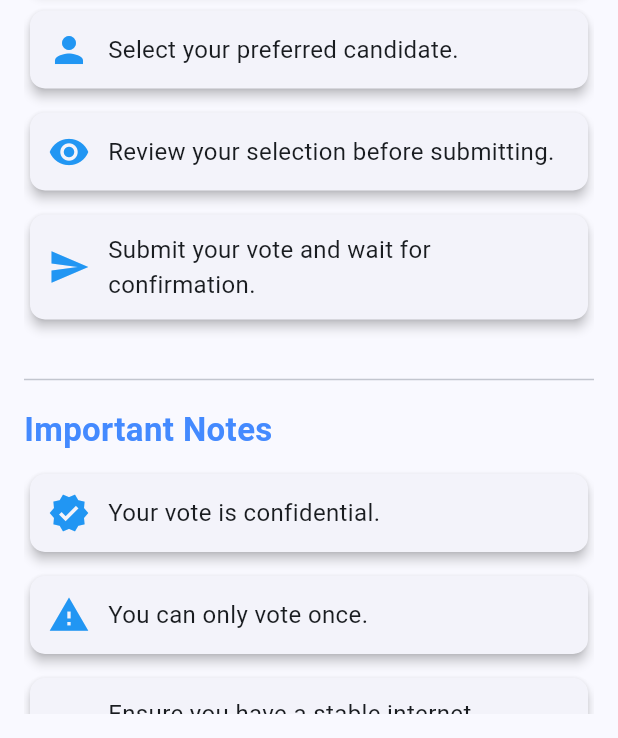
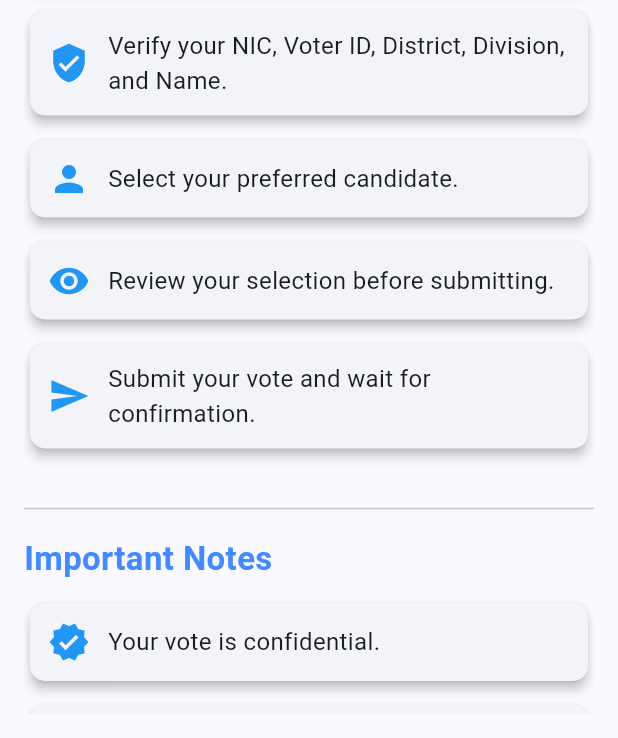
Before and after one commit to lakshannaveen/evotemobile, a Flutter app: the GuidelinePage screen opened by its route, on a phone screen of 412 x 824 dp, the part 498-1236 px from its top. Run offline on Flutter 3.47's test engine with Material 3 defaults, Android fonts, the phone set to English and light mode, and no system bars; our stand-ins replace cloud_firestore, file_picker, firebase_core, fl_chart, percent_indicator; missing offline and left inert: bcrypt, dart_jsonwebtoken; accounts and stored records are empty.

Commit message:
add contact form to guidline page

```diff
--- a/lib/pages/Guidlines.dart
+++ b/lib/pages/Guidlines.dart
@@ -13,7 +13,6 @@ class GuidelinePage extends StatelessWidget {
       body: Padding(
         padding: const EdgeInsets.all(16.0),
         child: SingleChildScrollView(
-          // Added scroll view
           child: Column(
             crossAxisAlignment: CrossAxisAlignment.start,
             children: [
@@ -24,6 +23,8 @@ class GuidelinePage extends StatelessWidget {
                   'Use the scratch card to fill the login form'),
               _buildGuidelineItem(
                   Icons.lock, 'Log in using your unique voter credentials.'),
+              _buildGuidelineItem(Icons.verified_user,
+                  'Verify your NIC, Voter ID, District, Division, and Name.'),
               _buildGuidelineItem(
                   Icons.person, 'Select your preferred candidate.'),
               _buildGuidelineItem(
@@ -38,6 +39,8 @@ class GuidelinePage extends StatelessWidget {
               _buildGuidelineItem(Icons.warning, 'You can only vote once.'),
               _buildGuidelineItem(
                   Icons.wifi, 'Ensure you have a stable internet connection.'),
+              const SizedBox(height: 20),
+              _buildContactUs(context),
             ],
           ),
         ),
@@ -83,4 +86,30 @@ class GuidelinePage extends StatelessWidget {
       ),
     );
   }
+
+  Widget _buildContactUs(BuildContext context) {
+    return Center(
+      child: Wrap(
+        children: [
+          const Text(
+            'If you have any issues, please ',
+            style: TextStyle(fontSize: 16),
+          ),
+          GestureDetector(
+            onTap: () {
+              Navigator.pushNamed(context, '/contactus');
+            },
+            child: const Text(
+              'Contact Us',
+              style: TextStyle(
+                fontSize: 16,
+                fontWeight: FontWeight.bold,
+                color: Color(0xFF0D47A1),
+              ),
+            ),
+          ),
+        ],
+      ),
+    );
+  }
 }
```
